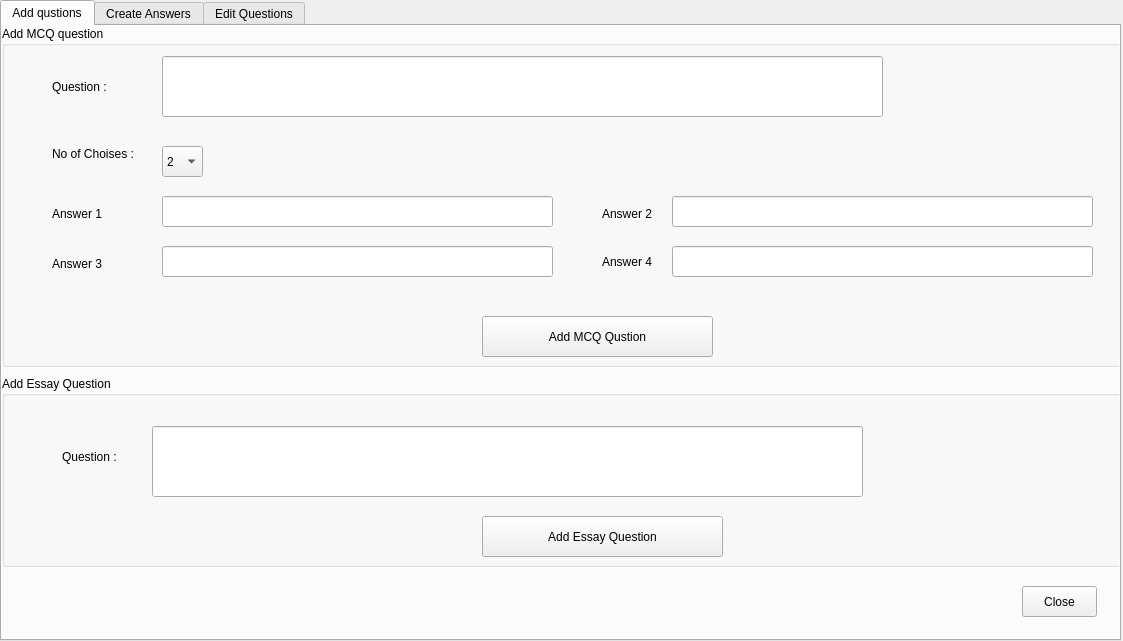
Old version of the form newmixpaper.ui in the repository dkithmal/BinduProjectTeacher.
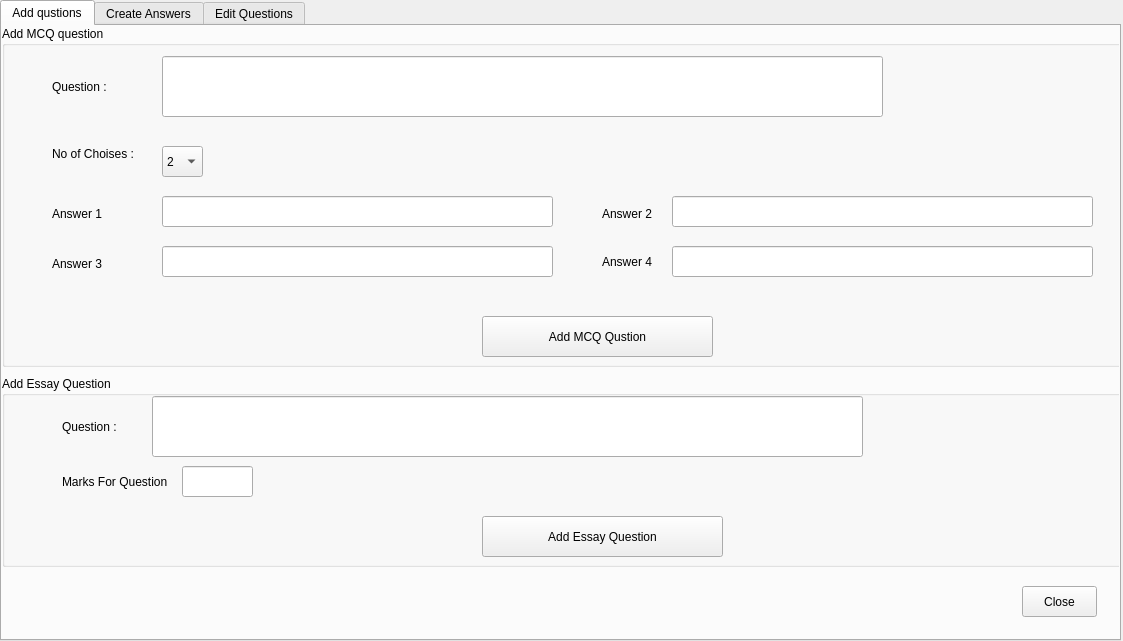
New version of the form. The open tabs and pages were chosen to show the change.

```diff
--- a/newmixpaper.ui
+++ b/newmixpaper.ui
@@ -248,7 +248,7 @@
       <property name="geometry">
        <rect>
         <x>60</x>
-        <y>70</y>
+        <y>40</y>
         <width>81</width>
         <height>21</height>
        </rect>
@@ -261,9 +261,9 @@
       <property name="geometry">
        <rect>
         <x>150</x>
-        <y>50</y>
+        <y>20</y>
         <width>711</width>
-        <height>71</height>
+        <height>61</height>
        </rect>
       </property>
       <property name="alignment">
@@ -283,6 +283,34 @@
        <string>Add Essay Question</string>
       </property>
      </widget>
+     <widget class="QLabel" name="label">
+      <property name="geometry">
+       <rect>
+        <x>60</x>
+        <y>90</y>
+        <width>121</width>
+        <height>31</height>
+       </rect>
+      </property>
+      <property name="text">
+       <string>Marks For Question</string>
+      </property>
+     </widget>
+     <widget class="QLineEdit" name="lEEssayMarks">
+      <property name="geometry">
+       <rect>
+        <x>180</x>
+        <y>90</y>
+        <width>71</width>
+        <height>31</height>
+       </rect>
+      </property>
+      <property name="font">
+       <font>
+        <pointsize>12</pointsize>
+       </font>
+      </property>
+     </widget>
     </widget>
    </widget>
    <widget class="QWidget" name="tab_2">
```
Left out of the diff: 4 changed lines with no effect on the pictures.
